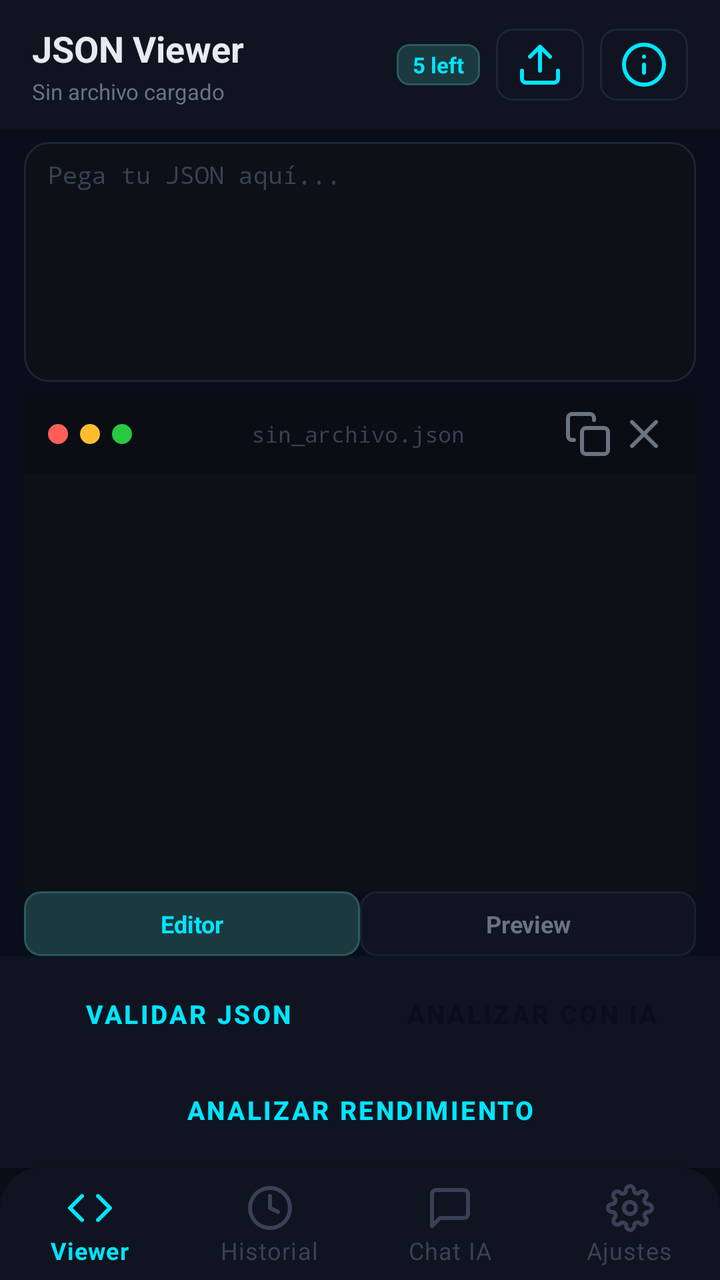
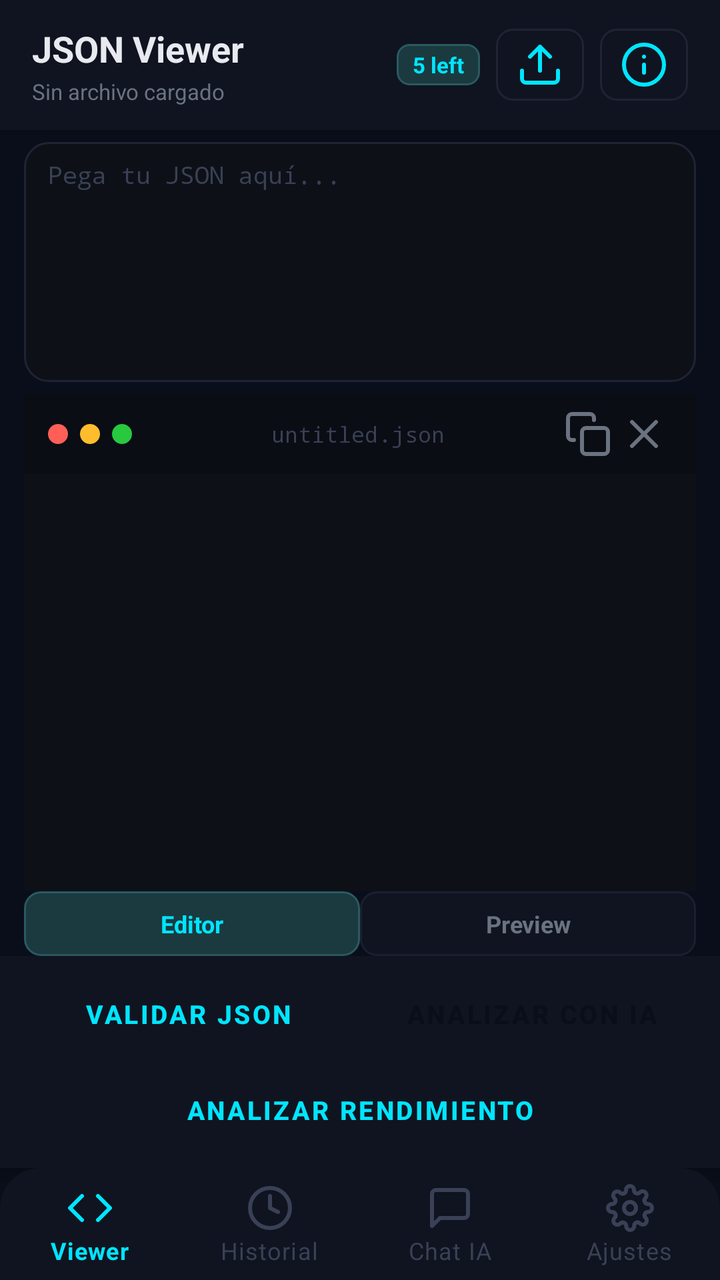

Before-and-after screenshots of an Android layout around one commit, followed by the original layout XML and the change that was made.
<!-- AndroidManifest.xml: application theme Theme.SmartOne -->
<!-- res/layout/activity_json_viewer.xml -->
<?xml version="1.0" encoding="utf-8"?>
<androidx.constraintlayout.widget.ConstraintLayout
    xmlns:android="http://schemas.android.com/apk/res/android"
    xmlns:app="http://schemas.android.com/apk/res-auto"
    android:layout_width="match_parent"
    android:layout_height="match_parent"
    android:background="@color/bg_primary">

    <LinearLayout
        android:id="@+id/topBar"
        android:layout_width="0dp"
        android:layout_height="wrap_content"
        android:orientation="horizontal"
        android:gravity="center_vertical"
        android:paddingStart="16dp"
        android:paddingEnd="16dp"
        android:paddingTop="12dp"
        android:paddingBottom="12dp"
        android:background="@color/bg_surface"
        android:elevation="4dp"
        app:layout_constraintTop_toTopOf="parent"
        app:layout_constraintStart_toStartOf="parent"
        app:layout_constraintEnd_toEndOf="parent">

        <LinearLayout
            android:layout_width="0dp"
            android:layout_height="wrap_content"
            android:layout_weight="1"
            android:orientation="vertical">

            <TextView
                android:layout_width="wrap_content"
                android:layout_height="wrap_content"
                android:text="@string/json_viewer_title"
                android:textSize="18sp"
                android:textStyle="bold"
                android:textColor="@color/text_primary" />

            <TextView
                android:id="@+id/tvFileInfo"
                android:layout_width="wrap_content"
                android:layout_height="wrap_content"
                android:text="@string/viewer_no_file"
                android:textSize="11sp"
                android:textColor="@color/text_secondary"
                android:layout_marginTop="2dp" />

        </LinearLayout>

        <TextView
            android:id="@+id/tvRemaining"
            android:layout_width="wrap_content"
            android:layout_height="wrap_content"
            android:text="5 left"
            android:textSize="11sp"
            android:textStyle="bold"
            android:textColor="@color/accent"
            android:background="@drawable/bg_model_active"
            android:paddingStart="8dp"
            android:paddingEnd="8dp"
            android:paddingTop="3dp"
            android:paddingBottom="3dp"
            android:layout_marginEnd="8dp" />

        <ImageButton
            android:id="@+id/btnLoadFile"
            android:layout_width="44dp"
            android:layout_height="36dp"
            android:background="@drawable/bg_icon_button"
            android:src="@drawable/ic_upload"
            android:contentDescription="Cargar archivo"
            android:padding="8dp"
            android:layout_marginEnd="8dp" />

        <ImageButton
            android:id="@+id/btnInfo"
            android:layout_width="44dp"
            android:layout_height="36dp"
            android:background="@drawable/bg_icon_button"
            android:src="@drawable/ic_info"
            android:contentDescription="Información"
            android:padding="8dp" />

    </LinearLayout>

    <TextView
        android:id="@+id/tvStatus"
        android:layout_width="0dp"
        android:layout_height="wrap_content"
        android:paddingStart="16dp"
        android:paddingEnd="16dp"
        android:paddingTop="8dp"
        android:paddingBottom="4dp"
        android:textSize="13sp"
        android:textStyle="bold"
        android:visibility="gone"
        app:layout_constraintTop_toBottomOf="@id/topBar"
        app:layout_constraintStart_toStartOf="parent"
        app:layout_constraintEnd_toEndOf="parent" />

    <TextView
        android:id="@+id/tvJsonInfo"
        android:layout_width="0dp"
        android:layout_height="wrap_content"
        android:paddingStart="16dp"
        android:paddingEnd="16dp"
        android:paddingBottom="4dp"
        android:textSize="11sp"
        android:textColor="@color/accent"
        android:visibility="gone"
        app:layout_constraintTop_toBottomOf="@id/tvStatus"
        app:layout_constraintStart_toStartOf="parent"
        app:layout_constraintEnd_toEndOf="parent" />

    
    <EditText
        android:id="@+id/etJsonInput"
        android:layout_width="0dp"
        android:layout_height="120dp"
        android:hint="Pega tu JSON aquí..."
        android:textSize="12sp"
        android:fontFamily="monospace"
        android:textColor="@color/text_primary"
        android:textColorHint="@color/text_hint"
        android:background="@drawable/bg_input"
        android:paddingStart="12dp"
        android:paddingEnd="12dp"
        android:paddingTop="8dp"
        android:paddingBottom="8dp"
        android:inputType="textMultiLine"
        android:gravity="top"
        android:layout_marginStart="12dp"
        android:layout_marginEnd="12dp"
        android:layout_marginTop="6dp"
        app:layout_constraintTop_toBottomOf="@id/tvJsonInfo"
        app:layout_constraintStart_toStartOf="parent"
        app:layout_constraintEnd_toEndOf="parent" />

    <LinearLayout
        android:id="@+id/editorContainer"
        android:layout_width="0dp"
        android:layout_height="0dp"
        android:orientation="vertical"
        android:background="@color/bg_editor"
        android:layout_marginStart="12dp"
        android:layout_marginEnd="12dp"
        android:layout_marginTop="6dp"
        app:layout_constraintTop_toBottomOf="@id/etJsonInput"
        app:layout_constraintBottom_toTopOf="@id/tabBar"
        app:layout_constraintStart_toStartOf="parent"
        app:layout_constraintEnd_toEndOf="parent">

        <LinearLayout
            android:layout_width="match_parent"
            android:layout_height="wrap_content"
            android:orientation="horizontal"
            android:gravity="center_vertical"
            android:paddingStart="12dp"
            android:paddingEnd="12dp"
            android:paddingTop="6dp"
            android:paddingBottom="6dp"
            android:background="@color/bg_editor_toolbar">

            <View
                android:layout_width="10dp"
                android:layout_height="10dp"
                android:background="@drawable/bg_dot_red"
                android:layout_marginEnd="6dp" />

            <View
                android:layout_width="10dp"
                android:layout_height="10dp"
                android:background="@drawable/bg_dot_yellow"
                android:layout_marginEnd="6dp" />

            <View
                android:layout_width="10dp"
                android:layout_height="10dp"
                android:background="@drawable/bg_dot_green"
                android:layout_marginEnd="12dp" />

            <TextView
                android:id="@+id/tvFileName"
                android:layout_width="0dp"
                android:layout_height="wrap_content"
                android:layout_weight="1"
                android:text="sin_archivo.json"
                android:textSize="11sp"
                android:textColor="@color/text_tertiary"
                android:fontFamily="monospace"
                android:gravity="center" />

            <ImageButton
                android:id="@+id/btnCopy"
                android:layout_width="28dp"
                android:layout_height="28dp"
                android:background="@android:color/transparent"
                android:src="@drawable/ic_copy"
                android:contentDescription="Copiar JSON"
                android:padding="4dp" />

            <ImageButton
                android:id="@+id/btnClear"
                android:layout_width="28dp"
                android:layout_height="28dp"
                android:background="@android:color/transparent"
                android:src="@drawable/ic_close"
                android:contentDescription="Limpiar"
                android:padding="4dp" />

        </LinearLayout>

        <androidx.recyclerview.widget.RecyclerView
            android:id="@+id/rvJsonLines"
            android:layout_width="match_parent"
            android:layout_height="0dp"
            android:layout_weight="1"
            android:paddingTop="8dp"
            android:paddingBottom="8dp"
            android:overScrollMode="never" />

    </LinearLayout>

    <LinearLayout
        android:id="@+id/tabBar"
        android:layout_width="0dp"
        android:layout_height="wrap_content"
        android:orientation="horizontal"
        android:layout_marginStart="12dp"
        android:layout_marginEnd="12dp"
        app:layout_constraintBottom_toTopOf="@id/bottomBar"
        app:layout_constraintStart_toStartOf="parent"
        app:layout_constraintEnd_toEndOf="parent">

        <TextView
            android:id="@+id/tabEditor"
            android:layout_width="0dp"
            android:layout_height="wrap_content"
            android:layout_weight="1"
            android:text="@string/tab_editor"
            android:textSize="12sp"
            android:textStyle="bold"
            android:gravity="center"
            android:paddingTop="8dp"
            android:paddingBottom="8dp"
            android:textColor="@color/accent"
            android:background="@drawable/bg_tab_active" />

        <TextView
            android:id="@+id/tabPreview"
            android:layout_width="0dp"
            android:layout_height="wrap_content"
            android:layout_weight="1"
            android:text="@string/tab_preview"
            android:textSize="12sp"
            android:textStyle="bold"
            android:gravity="center"
            android:paddingTop="8dp"
            android:paddingBottom="8dp"
            android:textColor="@color/text_secondary"
            android:background="@drawable/bg_tab_inactive" />

    </LinearLayout>

    <ScrollView
        android:id="@+id/scrollPreview"
        android:layout_width="0dp"
        android:layout_height="0dp"
        android:visibility="gone"
        android:layout_marginStart="12dp"
        android:layout_marginEnd="12dp"
        app:layout_constraintTop_toBottomOf="@id/etJsonInput"
        app:layout_constraintBottom_toTopOf="@id/tabBar"
        app:layout_constraintStart_toStartOf="parent"
        app:layout_constraintEnd_toEndOf="parent">

        <HorizontalScrollView
            android:layout_width="match_parent"
            android:layout_height="wrap_content">

            <LinearLayout
                android:layout_width="wrap_content"
                android:layout_height="wrap_content"
                android:orientation="horizontal">

                <TextView
                    android:id="@+id/tvLineNumbers"
                    android:layout_width="wrap_content"
                    android:layout_height="wrap_content"
                    android:fontFamily="monospace"
                    android:textSize="13sp"
                    android:textColor="@color/line_number"
                    android:paddingStart="12dp"
                    android:paddingEnd="8dp"
                    android:paddingTop="12dp"
                    android:paddingBottom="12dp"
                    android:minWidth="40dp"
                    android:gravity="end" />

                <TextView
                    android:id="@+id/tvPreview"
                    android:layout_width="wrap_content"
                    android:layout_height="wrap_content"
                    android:fontFamily="monospace"
                    android:textSize="13sp"
                    android:textColor="@color/text_primary"
                    android:textIsSelectable="true"
                    android:padding="12dp" />

            </LinearLayout>

        </HorizontalScrollView>

    </ScrollView>

    <LinearLayout
        android:id="@+id/bottomBar"
        android:layout_width="0dp"
        android:layout_height="wrap_content"
        android:orientation="horizontal"
        android:gravity="center_vertical"
        android:paddingStart="12dp"
        android:paddingEnd="12dp"
        android:paddingTop="8dp"
        android:paddingBottom="8dp"
        android:background="@color/bg_surface"
        android:elevation="4dp"
        app:layout_constraintBottom_toTopOf="@id/bottomNav"
        app:layout_constraintStart_toStartOf="parent"
        app:layout_constraintEnd_toEndOf="parent">

        <LinearLayout
            android:layout_width="match_parent"
            android:layout_height="wrap_content"
            android:orientation="vertical">

            <LinearLayout
                android:layout_width="match_parent"
                android:layout_height="wrap_content"
                android:orientation="horizontal"
                android:layout_marginBottom="6dp">

                <Button
                    android:id="@+id/btnValidate"
                    android:layout_width="0dp"
                    android:layout_height="42dp"
                    android:layout_weight="1"
                    android:text="@string/btn_validate"
                    android:textSize="13sp"
                    android:textStyle="bold"
                    android:layout_marginEnd="8dp"
                    style="@style/Widget.MaterialComponents.Button.OutlinedButton" />

                <Button
                    android:id="@+id/btnAnalyzeAI"
                    android:layout_width="0dp"
                    android:layout_height="42dp"
                    android:layout_weight="1"
                    android:text="@string/btn_analyze_ai"
                    android:textSize="13sp"
                    android:textStyle="bold"
                    style="@style/Widget.MaterialComponents.Button" />

            </LinearLayout>

            <Button
                android:id="@+id/btnPerformance"
                android:layout_width="match_parent"
                android:layout_height="42dp"
                android:text="@string/btn_analyze_performance"
                android:textSize="13sp"
                android:textStyle="bold"
                style="@style/Widget.MaterialComponents.Button.OutlinedButton" />

        </LinearLayout>

    </LinearLayout>

    <com.google.android.material.bottomnavigation.BottomNavigationView
        android:id="@+id/bottomNav"
        android:layout_width="0dp"
        android:layout_height="wrap_content"
        android:background="@drawable/bg_bottom_nav"
        app:menu="@menu/bottom_nav_menu"
        app:itemIconTint="@color/bottom_nav_tint"
        app:itemTextColor="@color/bottom_nav_tint"
        app:labelVisibilityMode="labeled"
        app:layout_constraintBottom_toBottomOf="parent"
        app:layout_constraintStart_toStartOf="parent"
        app:layout_constraintEnd_toEndOf="parent" />

</androidx.constraintlayout.widget.ConstraintLayout>
<!-- resources referenced by this layout -->
<resources>
  <color name="accent">#00E5FF</color>
  <color name="bg_editor">#0D1117</color>
  <color name="bg_editor_toolbar">#0A0D14</color>
  <color name="bg_primary">#0A0E1A</color>
  <color name="bg_surface">#0F1420</color>
  <color name="line_number">#2A3045</color>
  <color name="text_hint">#3A4055</color>
  <color name="text_primary">#E8EAF0</color>
  <color name="text_secondary">#6B7280</color>
  <color name="text_tertiary">#3A4055</color>
  <!-- drawable bg_bottom_nav (drawable) -->
  <?xml version="1.0" encoding="utf-8"?>
  <shape xmlns:android="http://schemas.android.com/apk/res/android">
      <solid android:color="@color/bg_surface" />
      <corners
          android:topLeftRadius="20dp"
          android:topRightRadius="20dp"
          android:bottomLeftRadius="0dp"
          android:bottomRightRadius="0dp" />
  </shape>
  <!-- drawable bg_dot_green (drawable) -->
  <?xml version="1.0" encoding="utf-8"?>
  <shape xmlns:android="http://schemas.android.com/apk/res/android"
      android:shape="oval">
      <solid android:color="@color/dot_green" />
  </shape>
  <!-- drawable bg_dot_red (drawable) -->
  <?xml version="1.0" encoding="utf-8"?>
  <shape xmlns:android="http://schemas.android.com/apk/res/android"
      android:shape="oval">
      <solid android:color="@color/dot_red" />
  </shape>
  <!-- drawable bg_dot_yellow (drawable) -->
  <?xml version="1.0" encoding="utf-8"?>
  <shape xmlns:android="http://schemas.android.com/apk/res/android"
      android:shape="oval">
      <solid android:color="@color/dot_yellow" />
  </shape>
  <!-- drawable bg_icon_button (drawable) -->
  <?xml version="1.0" encoding="utf-8"?>
  <shape xmlns:android="http://schemas.android.com/apk/res/android">
      <solid android:color="#0F1420" />
      <stroke android:width="1dp" android:color="#1E2433" />
      <corners android:radius="8dp" />
  </shape>
  <!-- drawable bg_input (drawable) -->
  <?xml version="1.0" encoding="utf-8"?>
  <shape xmlns:android="http://schemas.android.com/apk/res/android">
      <solid android:color="#0D1117" />
      <stroke android:width="1dp" android:color="#1E2433" />
      <corners android:radius="12dp" />
  </shape>
  <!-- drawable bg_model_active (drawable) -->
  <?xml version="1.0" encoding="utf-8"?>
  <shape xmlns:android="http://schemas.android.com/apk/res/android">
      <solid android:color="#1A3A40" />
      <stroke android:width="1dp" android:color="#2A5A60" />
      <corners android:radius="6dp" />
  </shape>
  <!-- drawable bg_tab_active (drawable) -->
  <?xml version="1.0" encoding="utf-8"?>
  <shape xmlns:android="http://schemas.android.com/apk/res/android">
      <solid android:color="#1A3A40" />
      <stroke android:width="1dp" android:color="#2A5A60" />
      <corners android:radius="8dp" />
  </shape>
  <!-- drawable bg_tab_inactive (drawable) -->
  <?xml version="1.0" encoding="utf-8"?>
  <shape xmlns:android="http://schemas.android.com/apk/res/android">
      <solid android:color="#0F1420" />
      <stroke android:width="1dp" android:color="#1A2030" />
      <corners android:radius="8dp" />
  </shape>
  <string name="btn_analyze_ai">Analizar con IA</string>
  <string name="btn_analyze_performance">Analizar rendimiento</string>
  <string name="btn_validate">Validar JSON</string>
  <string name="json_viewer_title">JSON Viewer</string>
  <string name="tab_editor">Editor</string>
  <string name="tab_preview">Preview</string>
  <string name="viewer_no_file">Sin archivo cargado</string>
  <color name="dot_green">#27C93F</color>
  <color name="dot_red">#FF5F56</color>
  <color name="dot_yellow">#FFBD2E</color>
  <color name="accent_dim">#1A3A40</color>
  <color name="error">#FF4466</color>
  <!-- unchanged entries left out for length: 5 -->
</resources>

<!-- the commit's change to res/layout/activity_json_viewer.xml (unified diff, before → after) -->
@@ -78,7 +78,7 @@
             android:layout_height="36dp"
             android:background="@drawable/bg_icon_button"
             android:src="@drawable/ic_info"
-            android:contentDescription="Información"
+            android:contentDescription="@string/cd_info"
             android:padding="8dp" />
 
     </LinearLayout>
@@ -117,7 +117,7 @@
         android:id="@+id/etJsonInput"
         android:layout_width="0dp"
         android:layout_height="120dp"
-        android:hint="Pega tu JSON aquí..."
+        android:hint="@string/hint_paste_json"
         android:textSize="12sp"
         android:fontFamily="monospace"
         android:textColor="@color/text_primary"
@@ -184,7 +184,7 @@
                 android:layout_width="0dp"
                 android:layout_height="wrap_content"
                 android:layout_weight="1"
-                android:text="sin_archivo.json"
+                android:text="@string/default_filename"
                 android:textSize="11sp"
                 android:textColor="@color/text_tertiary"
                 android:fontFamily="monospace"
<!-- resource entries referenced after the edit -->
@@ -76,6 +76,9 @@
   <string name="btn_analyze_ai">Analizar con IA</string>
   <string name="btn_analyze_performance">Analizar rendimiento</string>
   <string name="btn_validate">Validar JSON</string>
+  <string name="cd_info">Información</string>
+  <string name="default_filename">untitled.json</string>
+  <string name="hint_paste_json">Pega tu JSON aquí...</string>
   <string name="json_viewer_title">JSON Viewer</string>
   <string name="tab_editor">Editor</string>
   <string name="tab_preview">Preview</string>
